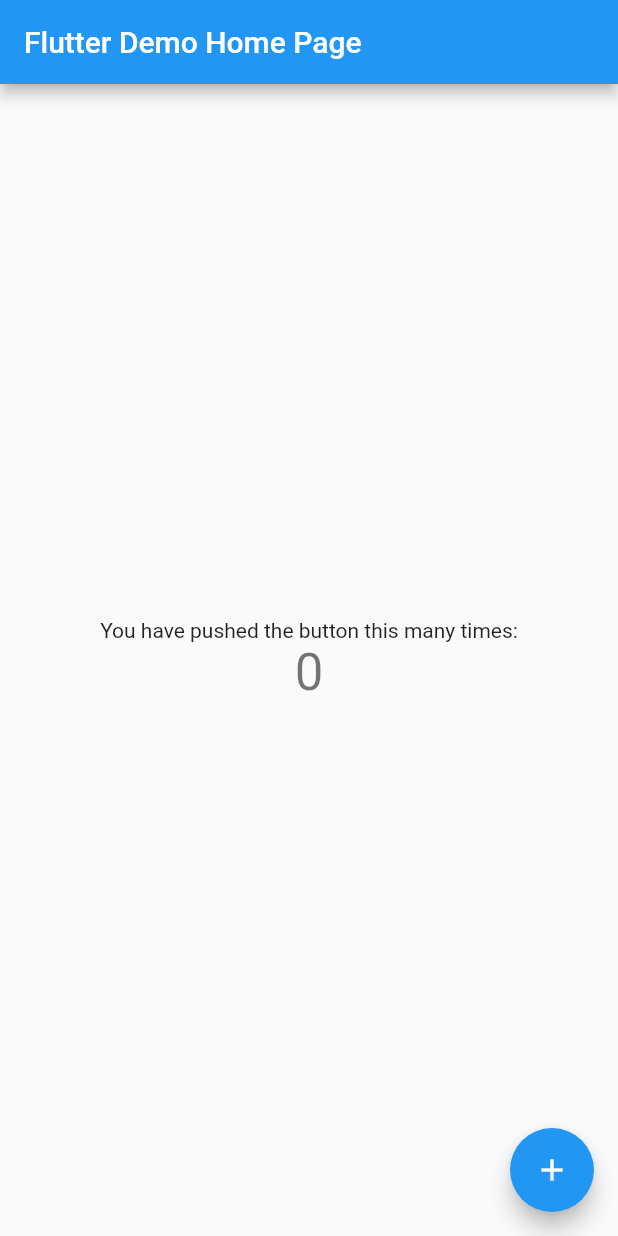
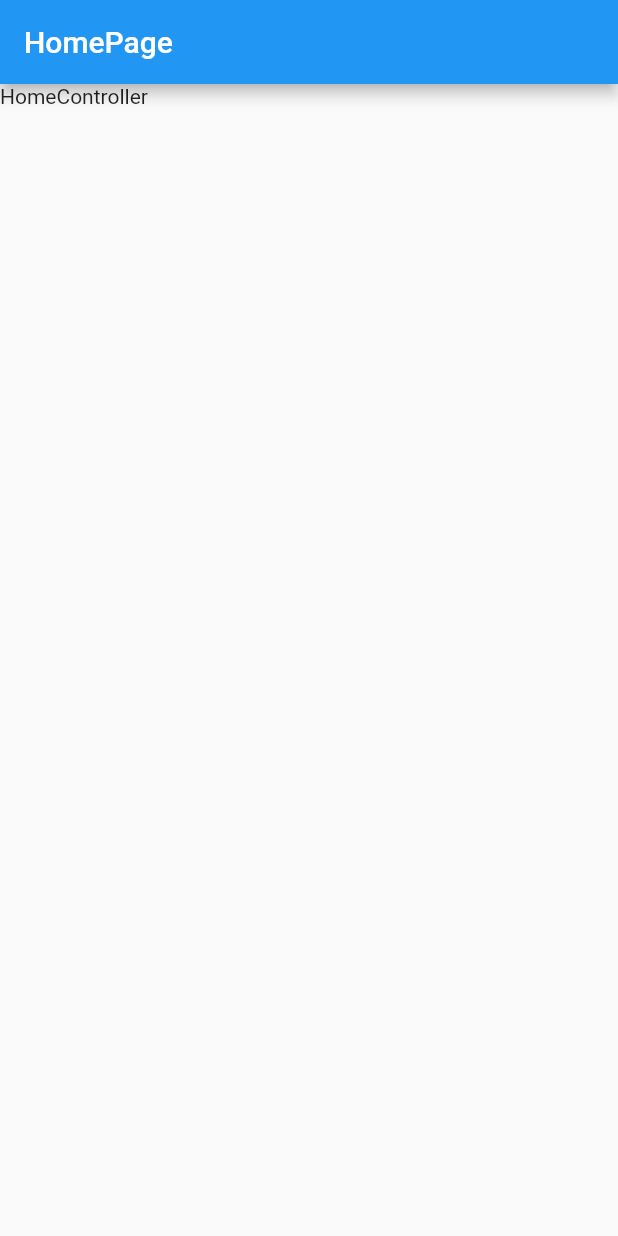
Before and after one commit to saidino84/flutfirebase, a Flutter app: the screen it shows after launch, on a phone screen of 412 x 824 dp. Run offline on Flutter 3.47's test engine with Material 2 defaults, Android fonts, the phone set to English and light mode, and no system bars; our stand-ins replace get.

Commit message:
primeiro commit feito oprojecto

```diff
--- /dev/null
+++ b/lib/app/bindings/app_binding.dart
@@ -0,0 +1,8 @@
+import 'package:flutfirebase/app/ui/utils/shared.dart';
+
+class AppBinding implements Bindings {
+  @override
+  void dependencies() {
+    Get.lazyPut<AppController>(() => AppController());
+  }
+}
--- /dev/null
+++ b/lib/app/bindings/home_binding.dart
@@ -0,0 +1,11 @@
+
+import 'package:get/get.dart';
+import '../controllers/home_controller.dart';
+
+
+class HomeBinding implements Bindings {
+  @override
+  void dependencies() {
+    Get.lazyPut<HomeController>(() => HomeController());
+  }
+}
--- /dev/null
+++ b/lib/app/bindings/todo_binding.dart
@@ -0,0 +1,11 @@
+
+import 'package:get/get.dart';
+import '../controllers/todo_controller.dart';
+
+
+class TodoBinding implements Bindings {
+  @override
+  void dependencies() {
+    Get.lazyPut<TodoController>(() => TodoController());
+  }
+}
--- /dev/null
+++ b/lib/app/controllers/app_controller.dart
@@ -0,0 +1,3 @@
+import 'package:flutfirebase/app/ui/utils/shared.dart';
+
+class AppController extends GetxController {}
--- /dev/null
+++ b/lib/app/controllers/home_controller.dart
@@ -0,0 +1,6 @@
+
+import 'package:get/get.dart';
+
+class HomeController extends GetxController {
+
+}
--- /dev/null
+++ b/lib/app/controllers/todo_controller.dart
@@ -0,0 +1,6 @@
+
+import 'package:get/get.dart';
+
+class TodoController extends GetxController {
+
+}
--- /dev/null
+++ b/lib/app/data/models/todo_model.dart
@@ -0,0 +1,6 @@
+class TodoModel {
+  String? title = '';
+  bool checked = false;
+
+  TodoModel({this.title = '', this.checked = false});
+}
--- /dev/null
+++ b/lib/app/data/repositories/todo_repository.dart
@@ -0,0 +1,5 @@
+import 'todo_repository_interface.dart';
+
+class TodoRepository implements ITodoRepository{
+
+}tttttttttttttttttttttttttttttttttttttttttttttttttttttttttttttttttttttttttttttttttttttttttttttttttttttttttttttt
--- /dev/null
+++ b/lib/app/routes/routes.dart
@@ -0,0 +1,23 @@
+import 'package:flutfirebase/app/bindings/app_binding.dart';
+import 'package:flutfirebase/app/bindings/todo_binding.dart';
+import 'package:flutfirebase/app/ui/pages/home_page/home_page.dart';
+import 'package:flutfirebase/app/ui/pages/todo_page/todo_page.dart';
+import 'package:flutfirebase/app/ui/utils/shared.dart';
+
+class AppRoutes {
+  static final String HOME = '/';
+  static final String TODO = '/todo';
+}
+
+class AppPages {
+  static final List<GetPage> app_pages = [
+    GetPage(name: AppRoutes.HOME, page: () => HomePage(), bindings: [
+      AppBinding(),
+      HomeBinding(),
+    ]),
+    GetPage(name: AppRoutes.TODO, page: () => TodoPage(), bindings: [
+      AppBinding(),
+      TodoBinding(),
+    ]),
+  ];
+}
--- /dev/null
+++ b/lib/app/ui/pages/home_page/home_page.dart
@@ -0,0 +1,19 @@
+
+import 'package:flutter/material.dart';
+import 'package:get/get.dart';
+import '../../../controllers/home_controller.dart';
+
+
+class HomePage extends GetView<HomeController> {
+  @override
+  Widget build(BuildContext context) {
+    return Scaffold(
+      appBar: AppBar(
+        title: Text('HomePage'),
+      ),
+      body: SafeArea(
+        child: Text('HomeController'),
+      ),
+    );
+  }
+}
--- a/lib/main.dart
+++ b/lib/main.dart
@@ -1,4 +1,4 @@
-import 'package:flutter/material.dart';
+import 'app/ui/utils/shared.dart';
 
 void main() {
   runApp(MyApp());
@@ -7,59 +7,12 @@
 class MyApp extends StatelessWidget {
   @override
   Widget build(BuildContext context) {
-    return MaterialApp(
-      title: 'Flutter Demo',
+    return GetMaterialApp(
+      title: 'Firebase App',
       theme: ThemeData(
         primarySwatch: Colors.blue,
       ),
-      home: MyHomePage(title: 'Flutter Demo Home Page'),
+      getPages: AppPages.app_pages,
     );
   }
 }
-
-class MyHomePage extends StatefulWidget {
-  MyHomePage({Key? key, required this.title}) : super(key: key);
-  final String title;
-  @override
-  _MyHomePageState createState() => _MyHomePageState();
-}
-
-class _MyHomePageState extends State<MyHomePage> {
-  int _counter = 0;
-
-  void _incrementCounter() {
-    setState(() {
-      _counter++;
-    });
-  }
-
-  @override
-  Widget build(BuildContext context) {
-    return Scaffold(
-      appBar: AppBar(
-        title: Text(widget.title),
-      ),
-      body: Center(
-        // Center is a layout widget. It takes a single child and positions it
-        // in the middle of the parent.
-        child: Column(
-          mainAxisAlignment: MainAxisAlignment.center,
-          children: <Widget>[
-            Text(
-              'You have pushed the button this many times:',
-            ),
-            Text(
-              '$_counter',
-              style: Theme.of(context).textTheme.headline4,
-            ),
-          ],
-        ),
-      ),
-      floatingActionButton: FloatingActionButton(
-        onPressed: _incrementCounter,
-        tooltip: 'Increment',
-        child: Icon(Icons.add),
-      ), // This trailing comma makes auto-formatting nicer for build methods.
-    );
-  }
-}
```
Also changed, not shown: lib/app/data/repositories/todo_repository_interface.dart (added, +9 -0 lines), lib/app/ui/pages/todo_page/todo_page.dart (added, +19 -0 lines), lib/app/ui/utils/shared.dart (added, +11 -0 lines), 1 other file.
